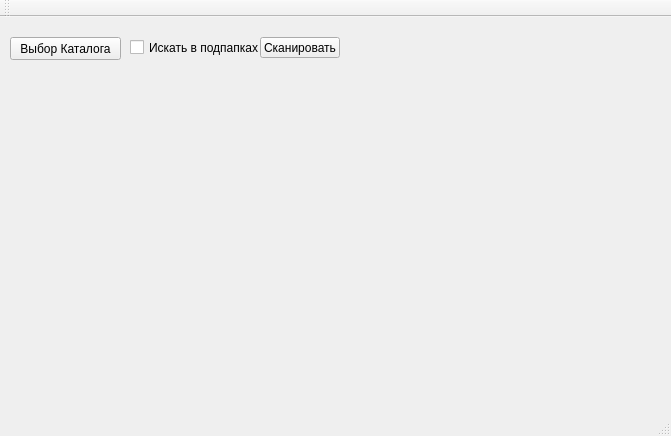
Old version of the form mainwindow.ui in the repository MikhailKrupnov/DiplomProject.
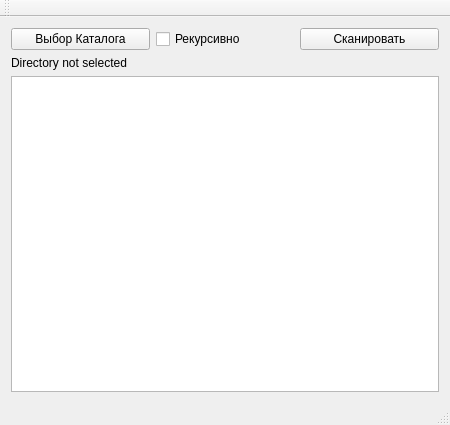
New version of the form.

Commit message: Recursive searching files. Added textedit for message outputs. Some cosmetic changes

```diff
--- a/mainwindow.ui
+++ b/mainwindow.ui
@@ -6,53 +6,51 @@
    <rect>
     <x>0</x>
     <y>0</y>
-    <width>671</width>
-    <height>436</height>
+    <width>450</width>
+    <height>425</height>
    </rect>
   </property>
   <property name="windowTitle">
    <string>MainWindow</string>
   </property>
   <widget class="QWidget" name="centralWidget">
-   <widget class="QPushButton" name="addcatalog">
-    <property name="geometry">
-     <rect>
-      <x>10</x>
-      <y>20</y>
-      <width>111</width>
-      <height>23</height>
-     </rect>
-    </property>
+   <layout class="QGridLayout" name="gridLayout">
+    <item row="0" column="0">
+     <layout class="QHBoxLayout" name="horizontalLayout">
+      <item>
+       <widget class="QPushButton" name="selectDirectory">
     <property name="text">
      <string>Выбор Каталога</string>
     </property>
    </widget>
-   <widget class="QCheckBox" name="AllFiles">
-    <property name="geometry">
-     <rect>
-      <x>130</x>
-      <y>20</y>
-      <width>131</width>
-      <height>21</height>
-     </rect>
-    </property>
+      </item>
+      <item>
+       <widget class="QCheckBox" name="recursive">
     <property name="text">
-     <string>Искать в подпапках</string>
-    </property>
-   </widget>
-   <widget class="QPushButton" name="pushButton">
-    <property name="geometry">
-     <rect>
-      <x>260</x>
-      <y>20</y>
-      <width>80</width>
-      <height>21</height>
-     </rect>
-    </property>
+         <string>Рекурсивно</string>
+        </property>
+       </widget>
+      </item>
+      <item>
+       <widget class="QPushButton" name="scanButton">
     <property name="text">
      <string>Сканировать</string>
     </property>
    </widget>
+      </item>
+     </layout>
+    </item>
+    <item row="3" column="0">
+     <widget class="QTextEdit" name="textEdit"/>
+    </item>
+    <item row="1" column="0">
+     <widget class="QLabel" name="pathLabel">
+      <property name="text">
+       <string>Directory not selected</string>
+      </property>
+     </widget>
+    </item>
+   </layout>
   </widget>
   <widget class="QMenuBar" name="menuBar">
    <property name="geometry">
```
Left out of the diff: 10 changed lines with no effect on the pictures. Lines whose indentation alone changed are shown as unchanged. The commit also changes 3 other files.
